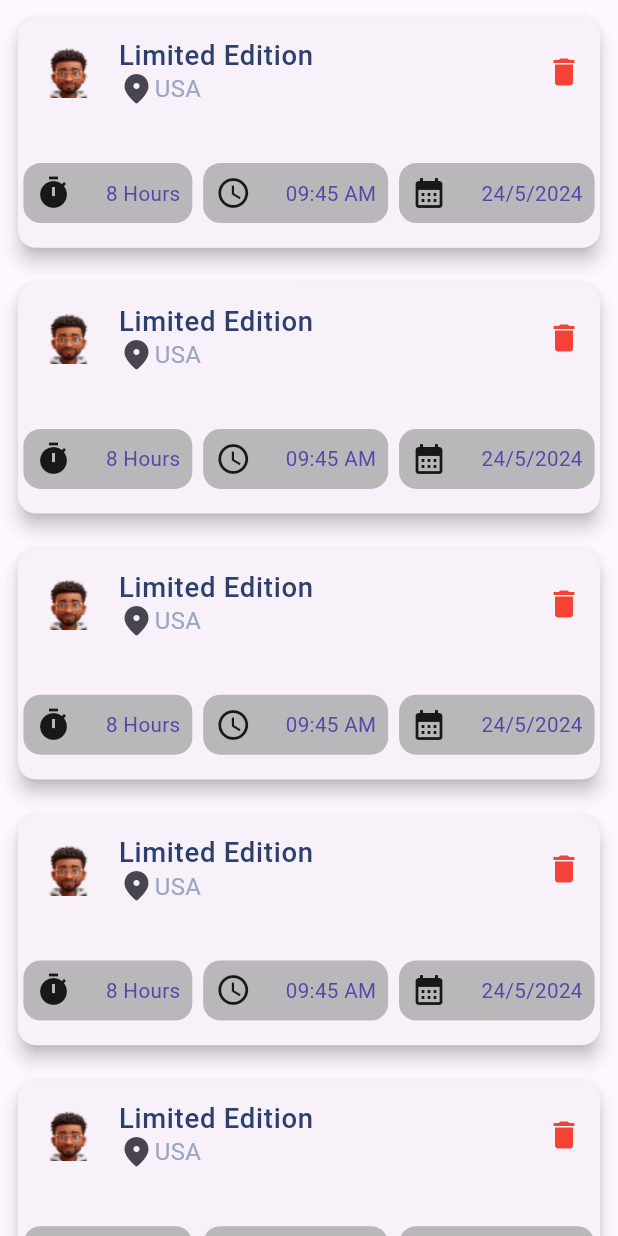
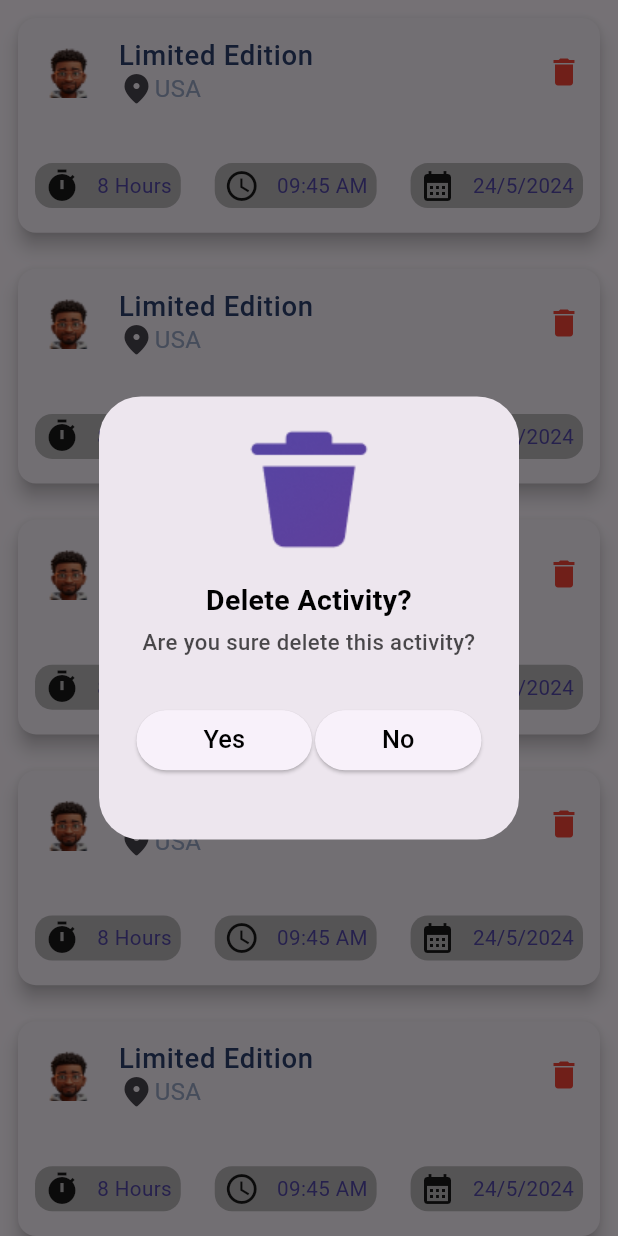
Before and after one commit to TopuFD/E-commerce, a Flutter app: the PastActivity screen opened directly, after a tap on the "delete" icon, on a phone screen of 412 x 824 dp. Run offline on Flutter 3.47's test engine with Material 3 defaults, Android fonts, the phone set to English and light mode, and no system bars; our stand-ins replace flutter_screenutil, get, image_picker, pin_code_fields, shared_preferences; missing offline and left inert: responsive_navigation_bar; accounts and stored records are empty; Roboto replaces fonts that are missing (Poppins).

Commit message:
add some page

```diff
--- a/lib/screens/other_screen/past_activity.dart
+++ b/lib/screens/other_screen/past_activity.dart
@@ -1,5 +1,6 @@
 import 'package:flutter/material.dart';
 import 'package:flutter_screenutil/flutter_screenutil.dart';
+import 'package:full_ecommerce/utils/activity_dialog.dart';
 
 class PastActivity extends StatelessWidget {
   const PastActivity({super.key});
@@ -53,7 +54,22 @@ class PastActivity extends StatelessWidget {
                         ),
                       ),
                       IconButton(
-                              onPressed: () {},
+                          onPressed: () {
+                            showDialog(
+                                context: context,
+                                builder: (BuildContext context) {
+                                  return CustomDialog(
+                                      image: "assets/images/delete.png",
+                                      dialogTitle: "Delete Activity?",
+                                      dialogDesce:
+                                          "Are you sure delete this activity?",
+                                      firstButton: "Yes",
+                                      secondButton: "No",
+                                      OnTap: () {
+                                        Navigator.pop(context);
+                                      });
+                                });
+                          },
                           icon: const Icon(
                             Icons.delete,
                             color: Colors.red,
@@ -67,13 +83,14 @@ class PastActivity extends StatelessWidget {
                     mainAxisAlignment: MainAxisAlignment.spaceAround,
                     children: [
                       cardButton(const Icon(Icons.timer), "8 Hours"),
-                          cardButton(const Icon(Icons.watch_later_outlined),
-                              "09:45 AM"),
                       cardButton(
-                              const Icon(Icons.calendar_month), "24/5/2024"),
+                          const Icon(Icons.watch_later_outlined), "09:45 AM"),
+                      cardButton(const Icon(Icons.calendar_month), "24/5/2024"),
                     ],
                   ),
-                      SizedBox(height: size.height * .02,)
+                  SizedBox(
+                    height: size.height * .02,
+                  )
                 ],
               ),
             ),
@@ -89,11 +106,11 @@ class PastActivity extends StatelessWidget {
           color: const Color(0xB39E9E9E),
           borderRadius: BorderRadius.circular(10.r)),
       child: Padding(
-        padding: const EdgeInsets.all(8.0),
+        padding: EdgeInsets.symmetric(horizontal: 6, vertical: 3),
         child: Row(
           children: [
             icon,
-            SizedBox(width: 20.w),
+            SizedBox(width: 10.w),
             Text(
               text,
               style: TextStyle(
--- /dev/null
+++ b/lib/utils/activity_dialog.dart
@@ -0,0 +1,103 @@
+import 'package:flutter/material.dart';
+import 'package:flutter_screenutil/flutter_screenutil.dart';
+
+class CustomDialog extends StatelessWidget {
+  final String image;
+  final String dialogTitle;
+  final String dialogDesce;
+  final String firstButton;
+  final String secondButton;
+  final VoidCallback OnTap;
+  const CustomDialog(
+      {super.key,
+      required this.image,
+      required this.dialogTitle,
+      required this.dialogDesce,
+      required this.firstButton,
+      required this.secondButton,
+      // ignore: non_constant_identifier_names
+      required this.OnTap});
+
+  @override
+  Widget build(BuildContext context) {
+    final size = MediaQuery.of(context).size;
+    return AlertDialog(
+      content: SizedBox(
+        height: size.height * .31,
+        child: Column(
+          children: [
+            Image.asset(image),
+            SizedBox(height: size.height * .02,),
+            Text(
+              dialogTitle,
+              textAlign: TextAlign.right,
+              style: TextStyle(
+                color: const Color(0xFF010101),
+                fontSize: 16.57.sp,
+                fontFamily: 'Poppins',
+                fontWeight: FontWeight.w600,
+                height: 0,
+              ),
+            ),
+            SizedBox(height: size.height * .02,),
+            Text(
+              dialogDesce,
+              textAlign: TextAlign.center,
+              style: TextStyle(
+                color: const Color(0xB2010101),
+                fontSize: 12.89.sp,
+                fontFamily: 'Poppins',
+                fontWeight: FontWeight.w500,
+                height: 0.09,
+              ),
+            ),
+            SizedBox(height: size.height * .05,),
+            Row(
+              mainAxisAlignment: MainAxisAlignment.spaceAround,
+              children: [
+                ElevatedButton(
+                  style: ButtonStyle(
+                   overlayColor: WidgetStateProperty.all(const Color(0xFF5545A4),)
+                  ),
+                    onPressed: OnTap,
+                    child: Padding(
+                      padding: EdgeInsets.symmetric(horizontal: size.width * .05),
+                      child: Text(
+                        firstButton,
+                        textAlign: TextAlign.center,
+                        style: TextStyle(
+                          color: const Color(0xFF010101),
+                          fontSize: 14.73.sp,
+                          fontFamily: 'Poppins',
+                          fontWeight: FontWeight.w500,
+                          height: 0.08,
+                        ),
+                      ),
+                    )),
+                ElevatedButton(
+                  style: ButtonStyle(
+                   overlayColor: WidgetStateProperty.all(const Color(0xFF5545A4),)
+                  ),
+                    onPressed: OnTap,
+                    child: Padding(
+                      padding: EdgeInsets.symmetric(horizontal: size.width * .05),
+                      child: Text(
+                        secondButton,
+                        textAlign: TextAlign.center,
+                        style: TextStyle(
+                          color: const Color(0xFF010101),
+                          fontSize: 14.73.sp,
+                          fontFamily: 'Poppins',
+                          fontWeight: FontWeight.w500,
+                          height: 0.08,
+                        ),
+                      ),
+                    )),
+              ],
+            )
+          ],
+        ),
+      ),
+    );
+  }
+}
```
Also changed, not shown: assets/images/accept.png (added), assets/images/delete.png (added), assets/images/remove.png (added). Lines whose indentation alone changed are shown as unchanged.
